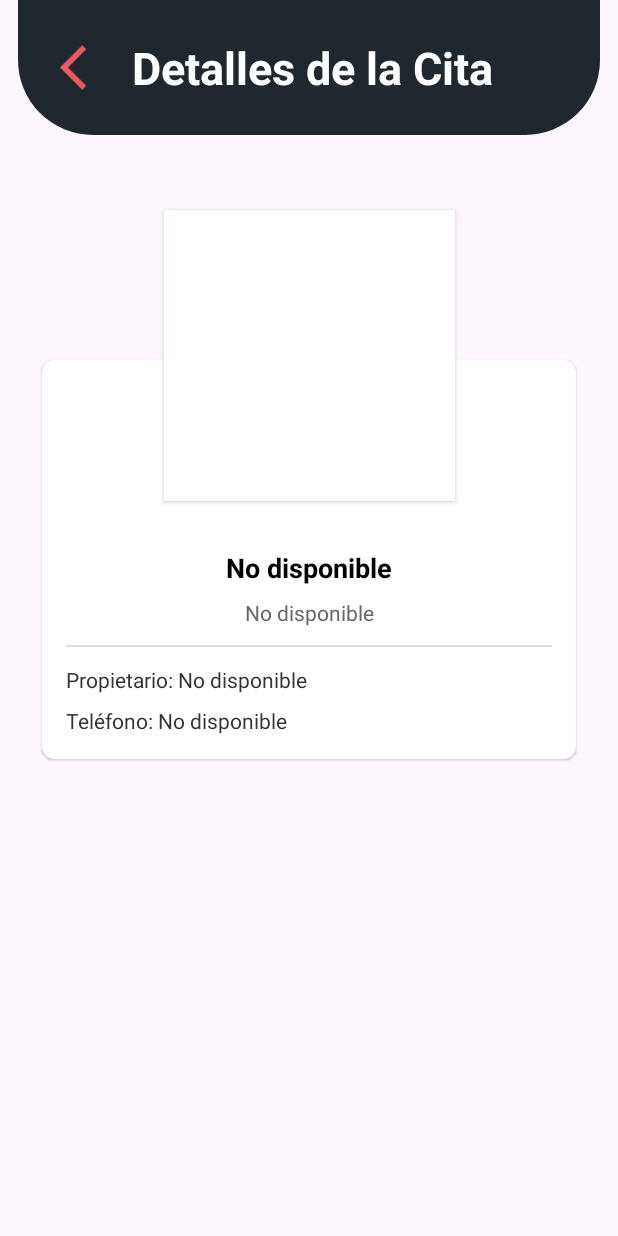
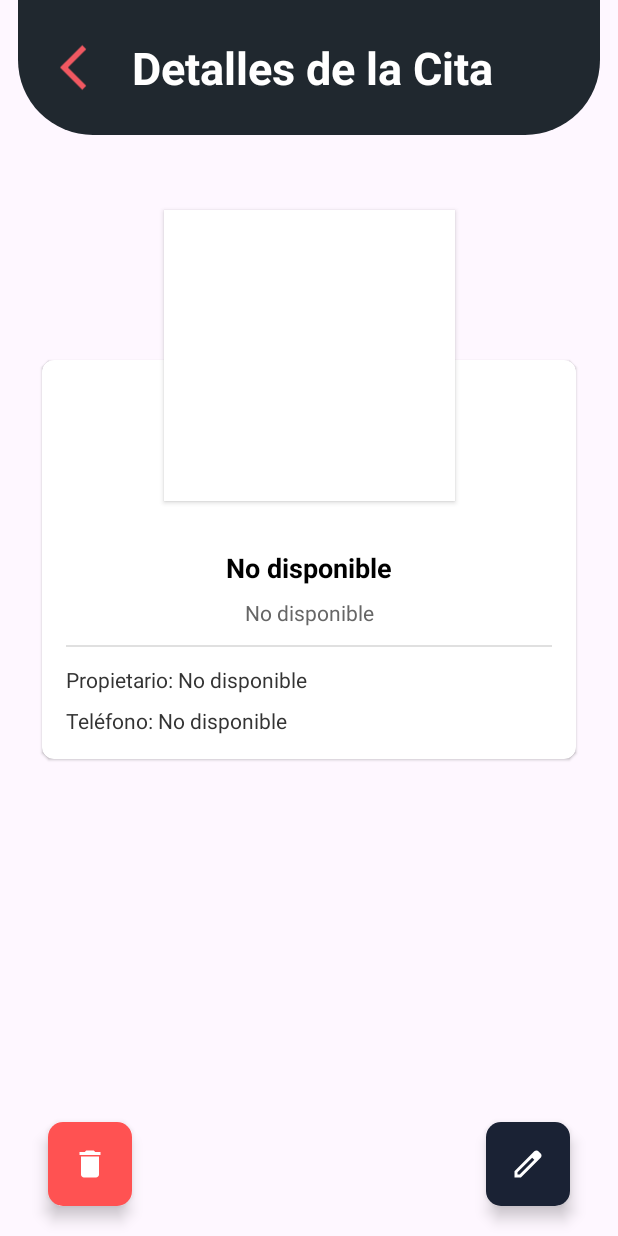
Before and after one commit to lauubetancourt/equipoDieciseis, an Android app: the screen it shows after launch (MainActivity), on a phone screen of 412 x 824 dp. Run offline under Robolectric (Android 15) with nearby library versions, the phone set to English and light mode, and no system bars; our stand-ins replace Room's generated code, data binding; pictures from the network do not load.

Commit message:
Implementacion de la imagen con Glide y botones en la vista del detalle

```diff
--- a/app/build.gradle.kts
+++ b/app/build.gradle.kts
@@ -64,4 +64,7 @@ dependencies {
     implementation ("androidx.room:room-ktx:2.5.2")
     ksp("androidx.room:room-compiler:2.5.2")
     implementation ("com.getbase:floatingactionbutton:1.10.1")
+
+    //Glide
+    implementation ("com.github.bumptech.glide:glide:4.12.0")
 }
--- a/app/src/main/java/com/example/miniproyecto_i/view/fragment/DetailAppointmentFragment.kt
+++ b/app/src/main/java/com/example/miniproyecto_i/view/fragment/DetailAppointmentFragment.kt
@@ -6,6 +6,8 @@ import android.view.View
 import android.view.ViewGroup
 import androidx.fragment.app.viewModels
 import androidx.fragment.app.Fragment
+import com.bumptech.glide.Glide
+import com.example.miniproyecto_i.R
 import com.example.miniproyecto_i.databinding.FragmentDetailAppointmentBinding
 
 import com.example.miniproyecto_i.viewmodel.AppointmentViewModel
@@ -38,24 +40,23 @@ class DetailAppointmentFragment : Fragment(){
     private fun observeAppointmentData() {
         appointmentViewModel.appointment.observe(viewLifecycleOwner) { appointment ->
             if (appointment != null) {
-                // Nota: petName no se usa en el layout actual; considera añadir un TextView para petName
-                // binding.petNameTextView.text = appointment.petName
+
                 binding.tvBreed.text = appointment.breed
                 binding.tvOwner.text = "Propietario: ${appointment.ownerName}"
                 binding.tvPhone.text = "Teléfono: ${appointment.ownerPhone}"
-                // tvNotes no está en la entidad Appointment; usa un valor por defecto o añade el campo
-                binding.tvNotes.text = "Sin notas" // Opcional: personaliza según necesites
-                // ivPetImage no está en la entidad; usa un placeholder o carga una imagen
-                // Por ejemplo: Glide.with(this).load("url_de_imagen").into(binding.ivPetImage)
+                binding.tvNotes.text = "Sin notas"
+                if (appointment.photo != null) {
+                    Glide.with(this)
+                        .load(appointment.photo) // Add an error drawable
+                        .centerCrop()
+                        .into(binding.ivPetImage)
+                }
             } else {
-                // Manejo de caso cuando no hay cita
-                // binding.petNameTextView.text = "No disponible"
+
                 binding.tvBreed.text = "No disponible"
                 binding.tvOwner.text = "Propietario: No disponible"
                 binding.tvPhone.text = "Teléfono: No disponible"
                 binding.tvNotes.text = "No disponible"
-                // Opcional: establecer una imagen por defecto
-                // binding.ivPetImage.setImageResource(R.drawable.placeholder_image)
             }
         }
     }
--- /dev/null
+++ b/app/src/main/res/drawable/ic_delete.xml
@@ -0,0 +1,10 @@
+<?xml version="1.0" encoding="utf-8"?>
+<vector xmlns:android="http://schemas.android.com/apk/res/android"
+    android:width="24dp"
+    android:height="24dp"
+    android:viewportWidth="24"
+    android:viewportHeight="24">
+    <path
+        android:fillColor="#FFFFFF"
+        android:pathData="M6,19c0,1.1 0.9,2 2,2h8c1.1,0 2,-0.9 2,-2V7H6v12zM19,4h-3.5l-1,-1h-5l-1,1H5v2h14V4z"/>
+</vector>
--- a/app/src/main/res/layout/fragment_detail_appointment.xml
+++ b/app/src/main/res/layout/fragment_detail_appointment.xml
@@ -114,6 +114,42 @@
 
         </androidx.cardview.widget.CardView>
 
+        <!-- Delete Button (Red) -->
+        <com.google.android.material.floatingactionbutton.FloatingActionButton
+            android:id="@+id/fabDelete"
+            android:layout_width="56dp"
+            android:layout_height="56dp"
+            android:layout_margin="20dp"
+            android:backgroundTint="#FF5252"
+            android:contentDescription="Delete"
+            app:borderWidth="0dp"
+            app:elevation="6dp"
+            app:fabCustomSize="56dp"
+            app:layout_constraintBottom_toBottomOf="parent"
+            app:layout_constraintStart_toStartOf="parent"
+            app:maxImageSize="24dp"
+            app:shapeAppearanceOverlay="@style/ShapeAppearanceOverlay.SquareFab"
+            app:srcCompat="@drawable/ic_delete"
+            app:tint="@android:color/white" />
+
+        <!-- Edit Button (Dark) -->
+        <com.google.android.material.floatingactionbutton.FloatingActionButton
+            android:id="@+id/fabEdit"
+            android:layout_width="56dp"
+            android:layout_height="56dp"
+            android:layout_margin="20dp"
+            android:backgroundTint="#1A2234"
+            android:contentDescription="Edit"
+            app:borderWidth="0dp"
+            app:elevation="6dp"
+            app:fabCustomSize="56dp"
+            app:layout_constraintBottom_toBottomOf="parent"
+            app:layout_constraintEnd_toEndOf="parent"
+            app:maxImageSize="24dp"
+            app:shapeAppearanceOverlay="@style/ShapeAppearanceOverlay.SquareFab"
+            app:srcCompat="@drawable/ic_pencil"
+            app:tint="@android:color/white" />
+
 
 
 
--- a/app/src/main/res/navigation/navigation_graph.xml
+++ b/app/src/main/res/navigation/navigation_graph.xml
@@ -22,10 +22,6 @@
         android:name="com.example.miniproyecto_i.view.fragment.DetailAppointmentFragment"
         android:label="detailAppointmentFragment"
         tools:layout="@layout/fragment_detail_appointment">
-        <argument
-            android:name="appointmentId"
-            app:argType="integer"
-            android:defaultValue="1" />
     </fragment>
 
 </navigation>
--- /dev/null
+++ b/app/src/main/res/values/styles.xml
@@ -0,0 +1,7 @@
+<?xml version="1.0" encoding="utf-8"?>
+<resources>
+    <style name="ShapeAppearanceOverlay.SquareFab" parent="">
+        <item name="cornerSize">10dp</item>
+        <item name="cornerFamily">rounded</item>
+    </style>
+</resources>
```
